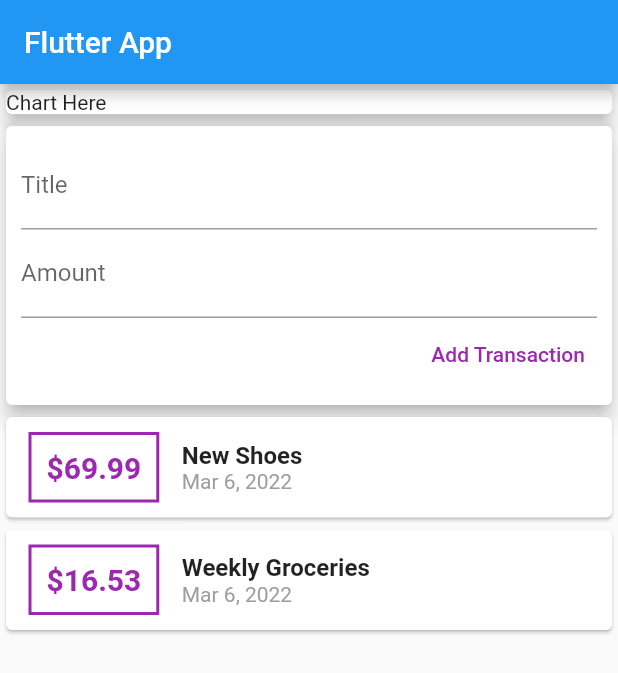
After one commit to Arsalan-Khan17/Flutter-expense, a Flutter app: the screen it shows after launch, on a phone screen of 412 x 824 dp. The commit adds this screen. Shown: the top 673 px of the screen. Run offline on Flutter 3.47's test engine with Material 2 defaults, Android fonts, the phone set to English and light mode, and no system bars.

Commit message:
adding new expense done

```diff
--- /dev/null
+++ b/lib/widgets/new_transaction.dart
@@ -0,0 +1,47 @@
+import 'package:flutter/material.dart';
+
+class NewTransaction extends StatelessWidget {
+  final titleController = TextEditingController();
+  final amountController = TextEditingController();
+  final Function addTx;
+  NewTransaction(this.addTx);
+
+  @override
+  Widget build(BuildContext context) {
+    return Card(
+      elevation: 5,
+      child: Container(
+        padding: EdgeInsets.all(10),
+        child: Column(
+          crossAxisAlignment: CrossAxisAlignment.end,
+          children: [
+            TextField(
+              decoration: InputDecoration(
+                labelText: 'Title',
+              ),
+              controller: titleController,
+            ),
+            TextField(
+              decoration: InputDecoration(
+                labelText: 'Amount',
+              ),
+              controller: amountController,
+            ),
+            TextButton(
+              onPressed: () {
+                addTx(
+                    titleController.text, double.parse(amountController.text));
+              },
+              child: Text(
+                'Add Transaction',
+                style: TextStyle(
+                  color: Colors.purple,
+                ),
+              ),
+            )
+          ],
+        ),
+      ),
+    );
+  }
+}
--- /dev/null
+++ b/lib/widgets/transaction_list.dart
@@ -0,0 +1,50 @@
+import 'package:flutter/material.dart';
+import '../Models/transaction.dart';
+import 'package:intl/intl.dart';
+
+class TransactionList extends StatelessWidget {
+  final List<Transaction> transactions;
+
+  TransactionList(this.transactions);
+
+  @override
+  Widget build(BuildContext context) {
+    return Column(
+        children: transactions.map((tx) {
+      return Card(
+          child: Row(
+        children: [
+          Container(
+            margin: EdgeInsets.symmetric(vertical: 10, horizontal: 15),
+            padding: EdgeInsets.all(10),
+            decoration: BoxDecoration(
+                border: Border.all(
+              color: Colors.purple,
+              width: 2,
+            )),
+            child: Text(
+              '\$${tx.amount}',
+              style: TextStyle(
+                  fontWeight: FontWeight.bold,
+                  fontSize: 20,
+                  color: Colors.purple),
+            ),
+          ),
+          Column(
+            crossAxisAlignment: CrossAxisAlignment.start,
+            children: [
+              Text(
+                tx.title,
+                style: TextStyle(fontSize: 16, fontWeight: FontWeight.bold),
+              ),
+              Text(
+                DateFormat.yMMMd().format(tx.date),
+                style: TextStyle(color: Colors.grey),
+              ),
+            ],
+          )
+        ],
+      ));
+    }).toList());
+  }
+}
--- /dev/null
+++ b/lib/widgets/user_transaction.dart
@@ -0,0 +1,56 @@
+import 'package:expense_app/widgets/new_transaction.dart';
+import 'package:expense_app/widgets/transaction_list.dart';
+import 'package:flutter/material.dart';
+
+import '../Models/transaction.dart';
+
+class UserTransaction extends StatefulWidget {
+  UserTransaction({Key? key}) : super(key: key);
+
+  @override
+  State<UserTransaction> createState() => _UserTransactionState();
+}
+
+class _UserTransactionState extends State<UserTransaction> {
+  final List<Transaction> _userTransactions = [
+    Transaction(
+      id: 't1',
+      title: 'New Shoes',
+      amount: 69.99,
+      date: DateTime.now(),
+    ),
+    Transaction(
+      id: 't2',
+      title: 'Weekly Groceries',
+      amount: 16.53,
+      date: DateTime.now(),
+    ),
+  ];
+
+  void _addNewTransaction(String txTitle, double txAmount) {
+    final newTx = Transaction(
+        id: DateTime.now().toString(),
+        title: txTitle,
+        amount: txAmount,
+        date: DateTime.now());
+
+    setState(() {
+      _userTransactions.add(newTx);
+    });
+  }
+
+  @override
+  Widget build(BuildContext context) {
+    return Container(
+      height: 600,
+      child: SingleChildScrollView(
+        child: Column(
+          children: [
+            NewTransaction(_addNewTransaction),
+            TransactionList(_userTransactions),
+          ],
+        ),
+      ),
+    );
+  }
+}
```
Also changed, not shown: lib/main.dart (+8 -92 lines), lib/Models/transaction.dart (renamed from lib/transaction.dart).
